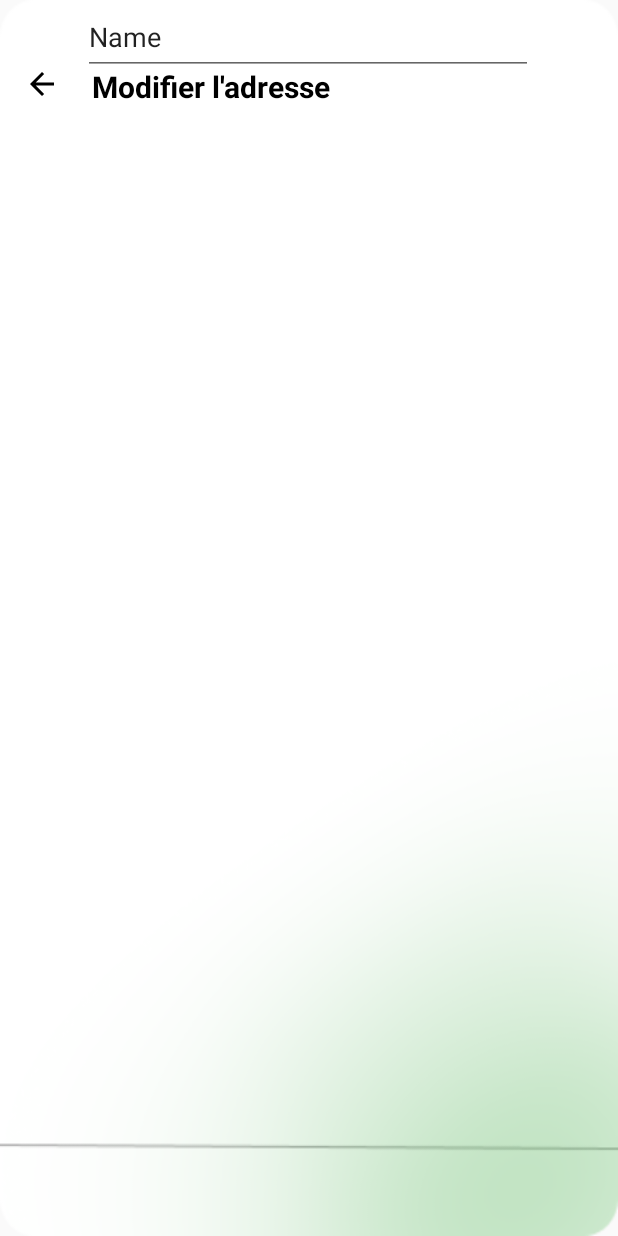
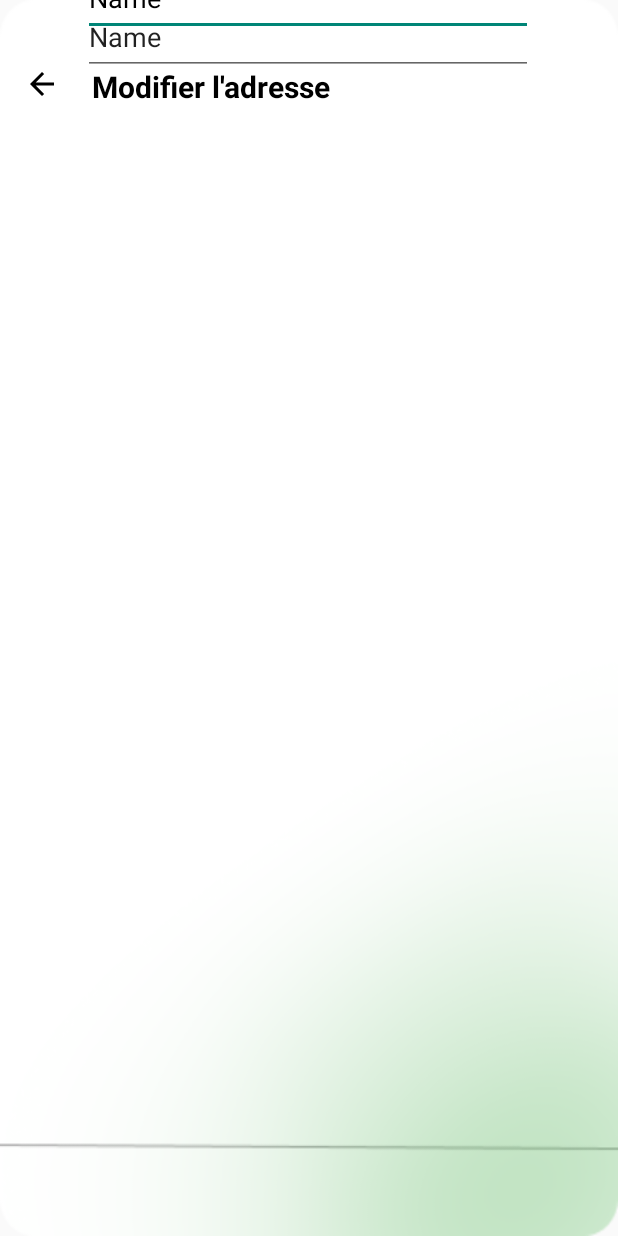
Before and after one commit to SsBarbatos/Alawan, an Android app: the ModifierAdresse screen opened directly, with no data from a screen before it, on a phone screen of 412 x 824 dp. Run offline under Robolectric (Android 15) with nearby library versions, the phone set to English and light mode, and no system bars.

Commit message:
Update activity_modifier_adresse.xml

```diff
--- a/app/src/main/res/layout/activity_modifier_adresse.xml
+++ b/app/src/main/res/layout/activity_modifier_adresse.xml
@@ -46,7 +46,7 @@
         app:layout_constraintHorizontal_bias="0.495"
         app:layout_constraintStart_toStartOf="parent"
         app:layout_constraintTop_toTopOf="parent"
-        app:layout_constraintVertical_bias="0.687" />
+        app:layout_constraintVertical_bias="0.478" />
 
     <EditText
         android:id="@+id/editTextText2"
```
